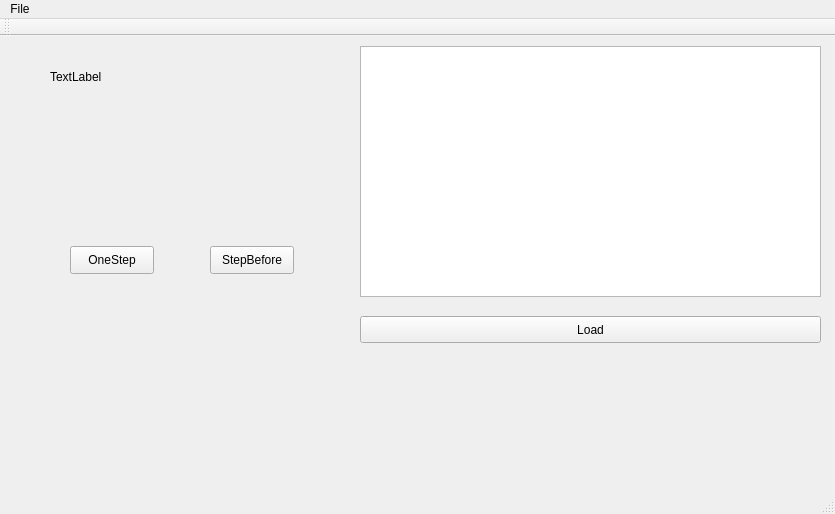
This is Turing/mainwindow.ui in igor-dyrov/TuringDebugger as Qt 5 draws it before an edit. The edited form follows.
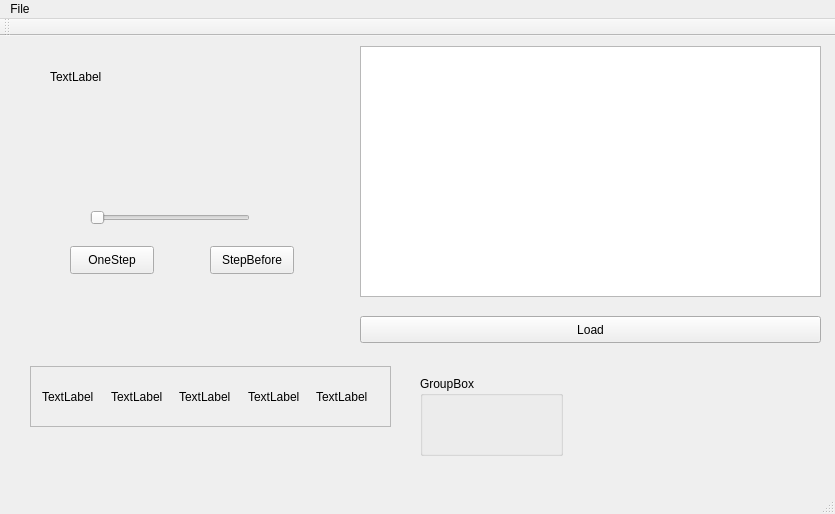
This is the edited form.

Commit message: Feature-belt-gui add scroll area

The edit to the form file:
```diff
--- a/Turing/mainwindow.ui
+++ b/Turing/mainwindow.ui
@@ -79,6 +79,92 @@
      <string>OneStep</string>
     </property>
    </widget>
+   <widget class="QSlider" name="horizontalSlider">
+    <property name="geometry">
+     <rect>
+      <x>90</x>
+      <y>170</y>
+      <width>160</width>
+      <height>24</height>
+     </rect>
+    </property>
+    <property name="orientation">
+     <enum>Qt::Horizontal</enum>
+    </property>
+   </widget>
+   <widget class="QGroupBox" name="groupBox">
+    <property name="geometry">
+     <rect>
+      <x>420</x>
+      <y>340</y>
+      <width>143</width>
+      <height>80</height>
+     </rect>
+    </property>
+    <property name="title">
+     <string>GroupBox</string>
+    </property>
+   </widget>
+   <widget class="QScrollArea" name="scrollArea">
+    <property name="geometry">
+     <rect>
+      <x>30</x>
+      <y>330</y>
+      <width>361</width>
+      <height>61</height>
+     </rect>
+    </property>
+    <property name="widgetResizable">
+     <bool>true</bool>
+    </property>
+    <widget class="QWidget" name="scrollAreaWidgetContents">
+     <property name="geometry">
+      <rect>
+       <x>0</x>
+       <y>0</y>
+       <width>626</width>
+       <height>43</height>
+      </rect>
+     </property>
+     <layout class="QHBoxLayout" name="horizontalLayout_3">
+      <item>
+       <widget class="QLabel" name="label">
+        <property name="text">
+         <string>TextLabel</string>
+        </property>
+       </widget>
+      </item>
+      <item>
+       <widget class="QLabel" name="label_2">
+        <property name="text">
+         <string>TextLabel</string>
+        </property>
+       </widget>
+      </item>
+      <item>
+       <widget class="QLabel" name="label_5">
+        <property name="text">
+         <string>TextLabel</string>
+        </property>
+       </widget>
+      </item>
+      <item>
+       <widget class="QLabel" name="label_4">
+        <property name="text">
+         <string>TextLabel</string>
+        </property>
+       </widget>
+      </item>
+      <item>
+       <widget class="QLabel" name="label_3">
+        <property name="text">
+         <string>TextLabel</string>
+        </property>
+       </widget>
+      </item>
+     </layout>
+    </widget>
+   </widget>
   </widget>
   <widget class="QMenuBar" name="menuBar">
    <property name="geometry">
```
Left out of the diff: 2 changed lines with no effect on the pictures. The commit also changes 1 other file.
